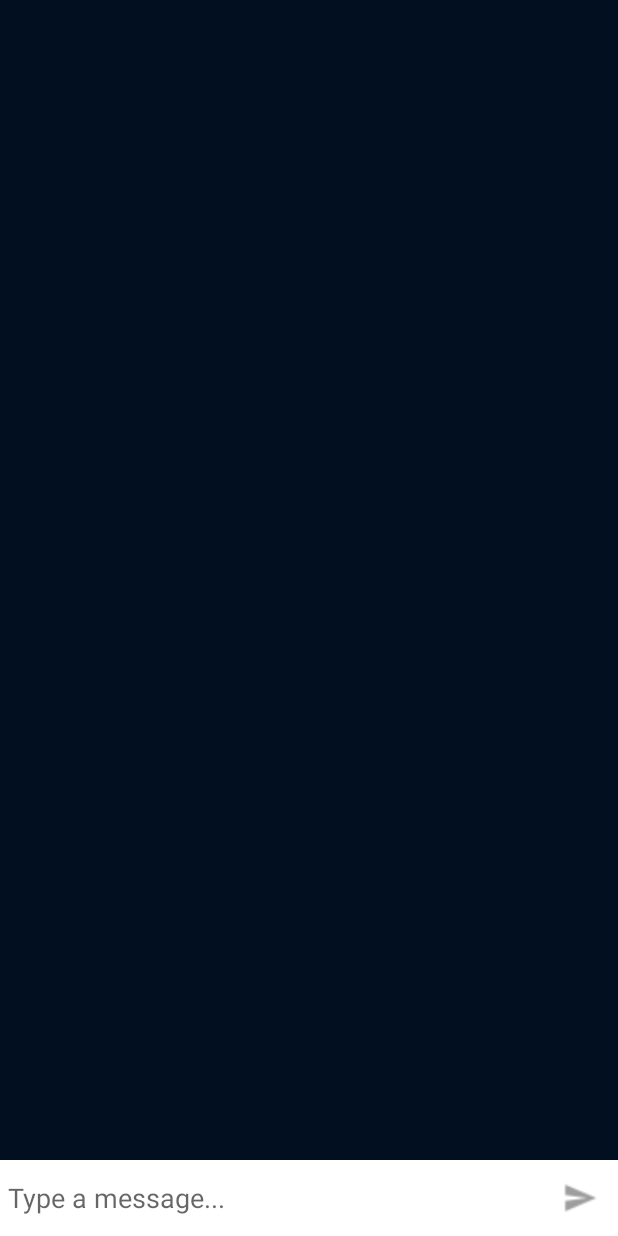
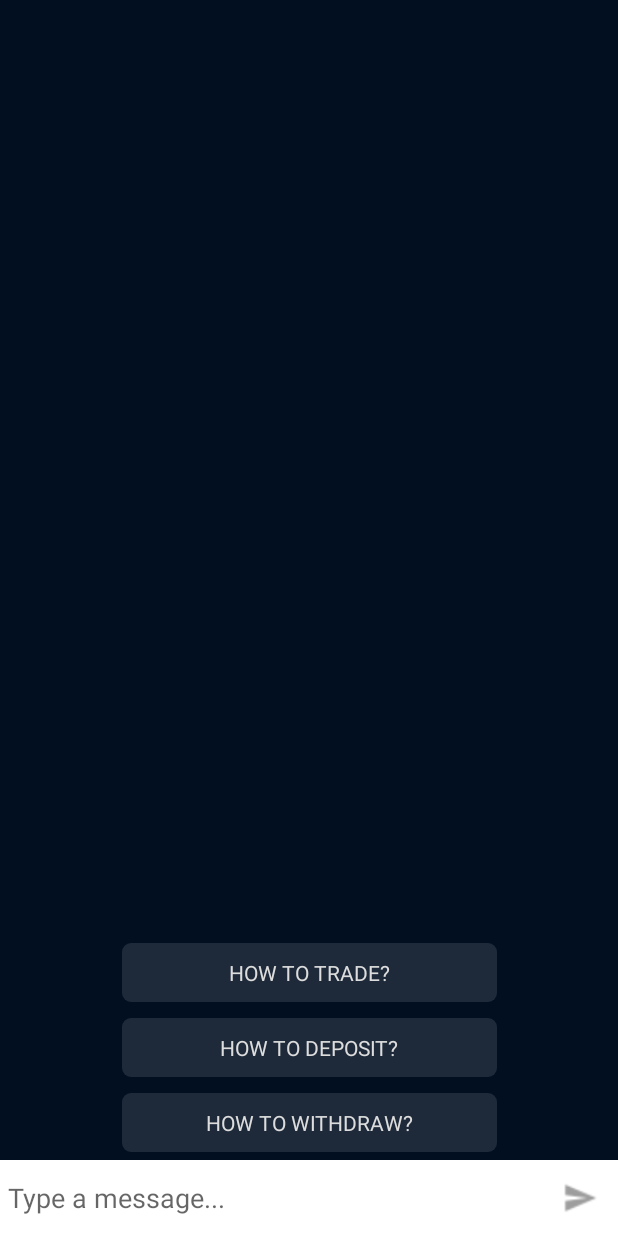
Before and after one commit to NadarSarita/IDNBIN, an Android app: the SupportChatActivity screen opened directly, with no data from a screen before it, on a phone screen of 412 x 824 dp. Run offline under Robolectric (Android 15) with nearby library versions, the phone set to English and light mode, and no system bars; our stand-ins replace Firebase (no records; nobody signed in at launch, a user with empty details on screens opened directly); pictures from the network do not load.

Commit message:
2nd commit

```diff
--- /dev/null
+++ b/app/src/main/java/com/app/idnbin/MainScreen/Chat/Support/BotOptAdapter.java
@@ -0,0 +1,63 @@
+package com.app.idnbin.MainScreen.Chat.Support;
+
+import android.content.Context;
+import android.view.LayoutInflater;
+import android.view.View;
+import android.view.ViewGroup;
+import android.widget.Button;
+import android.widget.TextView;
+
+import androidx.annotation.NonNull;
+import androidx.recyclerview.widget.RecyclerView;
+
+import com.app.idnbin.R;
+
+class BotOptAdapter extends RecyclerView.Adapter<BotOptAdapter.BotOptViewHolder> {
+    String[] botOptList;
+    Context context;
+    String uid;
+    public BotOptAdapter(Context context, String[] botOptList, String uid) {
+    this.botOptList=botOptList;
+    this.context=context;
+    this.uid=uid;
+    }
+
+
+    @NonNull
+    @Override
+    public BotOptViewHolder onCreateViewHolder(@NonNull ViewGroup parent, int viewType) {
+        View inflaterView=LayoutInflater.from(context).inflate(R.layout.bot_option_item,parent,false);
+        return new BotOptViewHolder(inflaterView);
+    }
+
+    @NonNull
+    @Override
+    public void onBindViewHolder(@NonNull BotOptAdapter.BotOptViewHolder holder, int position) {
+        holder.txt_bot_option.setText(botOptList[position]);
+        holder.txt_bot_option.setOnClickListener(view -> {
+
+            String msg=holder.txt_bot_option.getText().toString();
+            ((SupportChatActivity) context).addChatToDb("user",uid,msg);
+            ((SupportChatActivity) context).getBotReply(uid,msg);
+            ((SupportChatActivity) context).setBotOptionAdapter(position+1);
+        });
+    }
+
+    @Override
+    public int getItemCount() {
+        return botOptList.length;
+    }
+
+    public class BotOptViewHolder extends RecyclerView.ViewHolder {
+        TextView txt_bot_option;
+        public BotOptViewHolder(@NonNull View itemView) {
+            super(itemView);
+            txt_bot_option=itemView.findViewById(R.id.txt_bot_option);
+        }
+    }
+
+    interface BotOptionInterface {
+        void replaceRecyclerViewData(int position);
+    }
+
+}
--- a/app/src/main/java/com/app/idnbin/MainScreen/Chat/Support/SupportChatActivity.java
+++ b/app/src/main/java/com/app/idnbin/MainScreen/Chat/Support/SupportChatActivity.java
@@ -6,6 +6,7 @@ import android.util.Log;
 import android.view.View;
 import android.widget.EditText;
 import android.widget.ImageButton;
+import android.widget.RelativeLayout;
 
 import androidx.annotation.NonNull;
 import androidx.appcompat.app.AppCompatActivity;
@@ -13,13 +14,10 @@ import androidx.recyclerview.widget.LinearLayoutManager;
 import androidx.recyclerview.widget.RecyclerView;
 
 import com.app.idnbin.LoginRegister.UserDetails;
-import com.app.idnbin.MainScreen.Chat.DigitalchatActivity;
 import com.app.idnbin.MainScreen.Chat.Model.Message;
 import com.app.idnbin.MainScreen.Chat.Support.Model.BotReply;
 import com.app.idnbin.MainScreen.Chat.Support.Model.BotResponse;
 import com.app.idnbin.MainScreen.Chat.Support.Model.SupportRequestBody;
-import com.app.idnbin.MainScreen.MarketAnalysis.NewsAdapter;
-import com.app.idnbin.MainScreen.MarketAnalysis.Newsfeed;
 import com.app.idnbin.R;
 import com.app.idnbin.util.ApiCall;
 import com.app.idnbin.util.ApiIterface;
@@ -27,13 +25,12 @@ import com.google.firebase.auth.FirebaseAuth;
 import com.google.firebase.auth.FirebaseUser;
 import com.google.firebase.database.DataSnapshot;
 import com.google.firebase.database.DatabaseError;
-import com.google.firebase.database.DatabaseReference;
-import com.google.firebase.database.FirebaseDatabase;
 import com.google.firebase.database.ValueEventListener;
 
 import java.text.DateFormat;
 import java.text.SimpleDateFormat;
 import java.util.ArrayList;
+import java.util.Arrays;
 import java.util.Date;
 import java.util.List;
 
@@ -47,11 +44,17 @@ public class SupportChatActivity extends AppCompatActivity implements View.OnCli
     SupportChatAdapter supportChatAdapter;
     UserDetails user;
     List<Message> englishchats;
-    RecyclerView recyclerView;
+    RecyclerView recyclerView, botOptRecyclerView;
     ImageButton btn_send;
     EditText text_send;
     FirebaseUser currentuser;
+    BotOptAdapter botOptAdapter;
+    RelativeLayout rl_typing;
     ArrayList<Chat> mchat=new ArrayList<>();
+    String[][] botOptArray={ {"HOW TO TRADE?", "HOW TO DEPOSIT?","HOW TO WITHDRAW?"},
+            {"TRADE CRYPTO", "TRADE FOREX", "TRADE STOCKS", "TRADE OPTIONS", "TRADE DIGITAL", "TRADE COMMODITIES"},
+            {"MY DEPOSIT IS UNSUCCESSFUL", "HOW TO TRADE?"},
+            {"GIVE ME AN EXAMPLE", "WITHDRAW TO THE BANK CARD", "HOW TO VERIFY?", "I AM FROM BRAZIL"} };
 
     @Override
     protected void onCreate(Bundle savedInstanceState) {
@@ -59,6 +62,8 @@ public class SupportChatActivity extends AppCompatActivity implements View.OnCli
         setContentView(R.layout.activity_message);
 
         recyclerView = findViewById(R.id.message_view);
+        botOptRecyclerView=findViewById(R.id.bot_option);
+        rl_typing=findViewById(R.id.rl_typing);
         btn_send = findViewById(R.id.btn_send);
         init();
 
@@ -76,23 +81,43 @@ public class SupportChatActivity extends AppCompatActivity implements View.OnCli
         supportChatAdapter = new SupportChatAdapter(SupportChatActivity.this, mchat, currentuser.getUid());
         recyclerView.setAdapter(supportChatAdapter);
 
+        setBotOptionAdapter(0);
         displayAllMessages();
+    }
+
+    public void setBotOptionAdapter(int i) {
+        botOptAdapter= new BotOptAdapter(SupportChatActivity.this, botOptArray[i], currentuser.getUid());
+        botOptRecyclerView.setAdapter(botOptAdapter);
     }
 
     private void setRecyclerEndView(int i) {
         recyclerView.scrollToPosition(i);
     }
 
+    private void displayTypingText(){
+        if(rl_typing.getVisibility()==View.GONE)
+        rl_typing.setVisibility(View.VISIBLE);
+        else
+            rl_typing.setVisibility(View.GONE);
+    }
+
+    private void showOrHideBotOption(){
+        if(botOptRecyclerView.getVisibility()==View.GONE)
+            botOptRecyclerView.setVisibility(View.VISIBLE);
+    else
+            botOptRecyclerView.setVisibility(View.GONE);
+    }
+
     @Override
     public void onClick(View v) {
             if (!TextUtils.isEmpty(text_send.getText().toString())){
                 String msg=text_send.getText().toString();
-                addChatToDb("user",msg);
+                addChatToDb("user",currentuser.getUid(),msg);
                 getBotReply(currentuser.getUid(),msg);
             }
     }
 
-    private void addChatToDb(String sentBy, String msg) {
+    public void addChatToDb(String sentBy, String uid, String msg) {
         DateFormat dateFormat = new SimpleDateFormat("hh:mm aa");
         String str_time = dateFormat.format(new Date());
 
@@ -101,19 +126,23 @@ public class SupportChatActivity extends AppCompatActivity implements View.OnCli
 
         if(sentBy.equalsIgnoreCase("Bot"))
         {
-            Chat message = new Chat("idnbot",currentuser.getUid(),"Support",msg,str_date,str_time);
+            Chat message = new Chat("idnbot",uid,"Support",msg,str_date,str_time);
             ChatsInstance.push().setValue(message);
         }
         else {
-            Chat message = new Chat(currentuser.getUid(),"idnbot","Support",msg,str_date,str_time);
+            Chat message = new Chat(uid,"idnbot","Support",msg,str_date,str_time);
+            if(text_send!=null)
             text_send.setText("");
             ChatsInstance.push().setValue(message);
         }
+        showOrHideBotOption();
+        displayTypingText();
+
     }
 
-    private void getBotReply(String uid, String msg) {
+    public void getBotReply(String uid, String msg) {
         ApiIterface apiIterface = ApiCall.getSupportRetrofit().create(ApiIterface.class);
-        Call<BotReply> call = apiIterface.getSupportData(uid,new SupportRequestBody("text",msg));
+        Call<BotReply> call = apiIterface.getSupportData(new SupportRequestBody("text",msg));
         call.enqueue(new Callback<BotReply>() {
             @Override
             public void onResponse(@NonNull Call<BotReply> call, @NonNull Response<BotReply> response) {
@@ -123,7 +152,7 @@ public class SupportChatActivity extends AppCompatActivity implements View.OnCli
                         List<BotResponse> replyList=response.body().getResponses();
                         Log.i("TAG", "inside body onResponse: "+replyList.get(replyList.size()-1).getText());
 //                        supportChatAdapter.notifyDataSetChanged();
-                        addChatToDb("bot",replyList.get(replyList.size()-1).getText());
+                        addChatToDb("bot",currentuser.getUid(),replyList.get(replyList.size()-1).getText());
                     }
                 }
                 else {
--- a/app/src/main/java/com/app/idnbin/util/ApiCall.java
+++ b/app/src/main/java/com/app/idnbin/util/ApiCall.java
@@ -60,11 +60,13 @@ public class ApiCall {
         interceptor.setLevel(BODY);
 
         OkHttpClient client = new OkHttpClient.Builder().addInterceptor(interceptor)
-                .connectTimeout(2, TimeUnit.MINUTES)
-                .writeTimeout(2, TimeUnit.MINUTES)
-                .readTimeout(2, TimeUnit.MINUTES).build();
+                .connectTimeout(5, TimeUnit.MINUTES)
+                .writeTimeout(5, TimeUnit.MINUTES)
+                .readTimeout(5, TimeUnit.MINUTES).build();
         if (forexnew == null) {
-            forexnew = new Retrofit.Builder().baseUrl("http://10.0.2.2:3000/api/v1/").addConverterFactory(GsonConverterFactory.create()).client(client).build();
+           // forexnew = new Retrofit.Builder().baseUrl("http://10.0.2.2:3000/api/v1/").addConverterFactory(GsonConverterFactory.create()).client(client).build();
+//            forexnew = new Retrofit.Builder().baseUrl("http://192.168.56.1:3000/api/v1/").addConverterFactory(GsonConverterFactory.create()).client(client).build();
+            forexnew = new Retrofit.Builder().baseUrl("http://192.168.1.104:3000/api/v1/").addConverterFactory(GsonConverterFactory.create()).client(client).build();
         }
         return forexnew;
     }
--- a/app/src/main/java/com/app/idnbin/util/ApiIterface.java
+++ b/app/src/main/java/com/app/idnbin/util/ApiIterface.java
@@ -28,6 +28,6 @@ public interface ApiIterface {
     @GET("quotes?pairs=EURUSD&api_key=B70qKwu64eVlzwfIwe900xhT2Pn6KvZS")
     Call<ArrayList<BidData>> getBidData();
 
-    @POST("bots/idnbot/converse/{uid}")
-    Call<BotReply> getSupportData(@Path("uid") String uid, @Body SupportRequestBody supportRequestBody);
+    @POST("bots/idnbot/converse/1")
+    Call<BotReply> getSupportData(@Body SupportRequestBody supportRequestBody);
 }
--- a/app/src/main/res/layout/activity_message.xml
+++ b/app/src/main/res/layout/activity_message.xml
@@ -1,5 +1,5 @@
 <?xml version="1.0" encoding="utf-8"?>
-<RelativeLayout xmlns:android="http://schemas.android.com/apk/res/android"
+<androidx.constraintlayout.widget.ConstraintLayout xmlns:android="http://schemas.android.com/apk/res/android"
     xmlns:app="http://schemas.android.com/apk/res-auto"
     xmlns:tools="http://schemas.android.com/tools"
     android:layout_width="match_parent"
@@ -9,56 +9,122 @@
     <androidx.recyclerview.widget.RecyclerView
         android:id="@+id/message_view"
         android:layout_width="match_parent"
-        android:layout_height="match_parent"
-        android:layout_above="@+id/bot_option"/>
+        android:layout_height="0dp"
+        android:visibility="visible"
+        app:layoutManager="androidx.recyclerview.widget.LinearLayoutManager"
+        app:layout_constraintBottom_toTopOf="@+id/bot_option"
+        app:layout_constraintTop_toTopOf="parent" />
 
     <androidx.recyclerview.widget.RecyclerView
         android:id="@+id/bot_option"
-        app:layoutManager="androidx.recyclerview.widget.LinearLayoutManager"
-        tools:listitem="@layout/bot_option_item"
         android:layout_width="match_parent"
         android:layout_height="wrap_content"
-        android:layout_above="@+id/bottom"/>
+        android:layout_below="@+id/message_view"
+        android:visibility="visible"
+        app:layoutManager="androidx.recyclerview.widget.LinearLayoutManager"
+        app:layout_constraintBottom_toTopOf="@+id/rl_typing" />
+
 
     <RelativeLayout
+        android:id="@+id/rl_typing"
         android:layout_width="match_parent"
+        android:layout_height="wrap_content"
+        android:layout_above="@+id/bottom"
+        android:layout_margin="10dp"
+        android:visibility="gone"
+        app:layout_constraintBottom_toTopOf="@+id/bottom"
+        tools:layout_editor_absoluteX="10dp">
+
+        <ImageView
+            android:id="@+id/profile_image"
+            android:layout_width="40dp"
+            android:layout_height="40dp"
+            android:layout_centerVertical="true"
+            android:src="@drawable/ic_support"
+            app:layout_constraintBottom_toBottomOf="parent"
+            app:layout_constraintStart_toStartOf="parent"
+            app:layout_constraintTop_toTopOf="parent" />
+
+        <androidx.constraintlayout.widget.ConstraintLayout
+            android:layout_width="wrap_content"
+            android:layout_height="wrap_content"
+            android:layout_gravity="start"
+            android:layout_marginStart="8dp"
+            android:layout_toRightOf="@id/profile_image"
+            android:background="@drawable/bg_left_msg_shape"
+            android:padding="10dp"
+            app:layout_constrainedWidth="true"
+            app:layout_constraintStart_toEndOf="@+id/profile_image"
+            app:layout_constraintTop_toTopOf="parent">
+
+            <TextView
+                android:id="@+id/username"
+                android:layout_width="wrap_content"
+                android:layout_height="wrap_content"
+                android:text="idnbot"
+                android:textColor="@color/colorWhite"
+                android:textSize="18sp"
+                app:layout_constraintStart_toStartOf="parent"
+                app:layout_constraintTop_toTopOf="parent" />
+
+
+            <TextView
+                android:id="@+id/user_msg"
+                android:layout_width="wrap_content"
+                android:layout_height="wrap_content"
+                android:layout_below="@id/username"
+                android:text="typing...."
+                android:textColor="@color/colorWhite"
+                app:layout_constrainedWidth="true"
+                app:layout_constraintHorizontal_bias="1"
+                app:layout_constraintRight_toRightOf="parent"
+                app:layout_constraintStart_toStartOf="@+id/username"
+                app:layout_constraintTop_toBottomOf="@+id/username" />
+
+        </androidx.constraintlayout.widget.ConstraintLayout>
+
+    </RelativeLayout>
+
+    <RelativeLayout
+        android:id="@+id/bottom"
+        android:layout_width="match_parent"
+        android:layout_height="wrap_content"
+        android:layout_alignParentBottom="true"
+        android:background="#fff"
         android:padding="5dp"
-        android:id="@+id/bottom"
-        android:background="#fff"
-        android:layout_alignParentBottom="true"
-        android:layout_height="wrap_content">
+        app:layout_constraintBottom_toBottomOf="parent">
 
         <TextView
             android:id="@+id/TV_text"
             android:layout_width="match_parent"
             android:layout_height="wrap_content"
             android:text="You cannot write in this chat"
-            android:visibility="gone"/>
+            android:visibility="gone" />
 
         <EditText
+            android:id="@+id/text_send"
             android:layout_width="match_parent"
             android:layout_height="wrap_content"
-            android:id="@+id/text_send"
+            android:layout_centerVertical="true"
+            android:layout_toLeftOf="@id/btn_send"
             android:background="@android:color/transparent"
-            android:hint="Type a message..."
-            android:layout_toLeftOf="@id/btn_send"
-            android:layout_centerVertical="true"/>
+            android:hint="Type a message..." />
 
         <ImageButton
+            android:id="@+id/btn_send"
             android:layout_width="40dp"
             android:layout_height="40dp"
-            android:background="@drawable/ic_send_button"
-            android:id="@+id/btn_send"
             android:layout_alignParentEnd="true"
-            android:layout_alignParentRight="true" />
+            android:layout_alignParentRight="true"
+            android:background="@drawable/ic_send_button" />
 
         <ImageView
             android:layout_width="40dp"
             android:layout_height="40dp"
-            android:src="@mipmap/ic_launcher"
+            android:layout_alignParentEnd="true"
             android:layout_marginEnd="20dp"
-            android:layout_alignParentEnd="true"
-            android:layout_toEndOf="@+id/btn_send"/>
+            android:layout_toEndOf="@+id/btn_send"
+            android:src="@mipmap/ic_launcher" />
 
     </RelativeLayout>
-</RelativeLayout>
+</androidx.constraintlayout.widget.ConstraintLayout>
--- a/app/src/main/res/layout/bot_option_item.xml
+++ b/app/src/main/res/layout/bot_option_item.xml
@@ -7,12 +7,18 @@
     android:layout_height="wrap_content">
 
     <TextView
-        android:layout_width="match_parent"
+        android:id="@+id/txt_bot_option"
+        android:layout_width="250dp"
         android:layout_height="wrap_content"
-        android:layout_margin="10dp"
+        android:layout_margin="5dp"
         android:padding="10dp"
+        android:textAllCaps="true"
+        android:textAlignment="center"
+        android:textColor="@color/colorWhite"
         android:background="@drawable/bg_button_transparent"
         app:layout_constraintBottom_toBottomOf="parent"
+        app:layout_constraintEnd_toEndOf="parent"
+        app:layout_constraintStart_toStartOf="parent"
         app:layout_constraintTop_toTopOf="parent"
-        tools:layout_editor_absoluteX="10dp" />
+        app:layout_constraintVertical_bias="0.8" />
 </androidx.constraintlayout.widget.ConstraintLayout>
--- a/build.gradle
+++ b/build.gradle
@@ -8,7 +8,7 @@ buildscript {
 
     }
     dependencies {
-        classpath 'com.android.tools.build:gradle:3.6.0'
+        classpath 'com.android.tools.build:gradle:3.4.0'
         classpath 'com.google.gms:google-services:4.3.3'
 
         // NOTE: Do not place your application dependencies here; they belong
```
